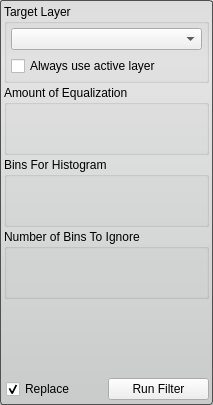
First picture: the form in src/Interface/ToolInterface/HistogramEqualizationFilterInterface.ui, repository SCIInstitute/Seg3D, before the edit.
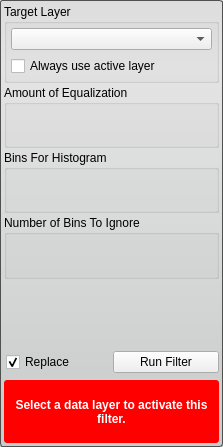
Second picture: the form after the edit. Custom widgets are drawn as their Qt base class.

Commit message: added a warning to the all the tools and filters for when the proper layer isnt selected.

Diff of the .ui file:
```diff
--- a/src/Interface/ToolInterface/HistogramEqualizationFilterInterface.ui
+++ b/src/Interface/ToolInterface/HistogramEqualizationFilterInterface.ui
@@ -6,8 +6,8 @@
    <rect>
     <x>0</x>
     <y>0</y>
-    <width>213</width>
-    <height>405</height>
+    <width>223</width>
+    <height>447</height>
    </rect>
   </property>
   <property name="windowTitle">
@@ -25,18 +25,9 @@
    <property name="spacing">
     <number>2</number>
    </property>
-   <property name="leftMargin">
+   <property name="margin">
     <number>4</number>
    </property>
-   <property name="topMargin">
-    <number>4</number>
-   </property>
-   <property name="rightMargin">
-    <number>4</number>
-   </property>
-   <property name="bottomMargin">
-    <number>0</number>
-   </property>
    <item>
     <widget class="QGroupBox" name="target_groupbox_">
      <property name="title">
@@ -209,21 +200,51 @@
      </layout>
     </widget>
    </item>
+   <item>
+    <widget class="QWidget" name="message_alert_" native="true">
+     <property name="minimumSize">
+      <size>
+       <width>0</width>
+       <height>32</height>
+      </size>
+     </property>
+     <property name="styleSheet">
+      <string notr="true">QLabel#message_{
+  color: white;
+  font: bold;
+}
+
+QWidget#message_alert_{
+  border-radius: 3px;
+  background-color: red;
+}</string>
+     </property>
+     <layout class="QHBoxLayout" name="horizontalLayout_6">
+      <property name="spacing">
+       <number>0</number>
+      </property>
+      <property name="margin">
+       <number>4</number>
+      </property>
+      <item>
+       <widget class="QLabel" name="message_">
+        <property name="text">
+         <string>Select a data layer to activate this filter.</string>
+        </property>
+        <property name="alignment">
+         <set>Qt::AlignCenter</set>
+        </property>
+        <property name="wordWrap">
+         <bool>true</bool>
+        </property>
+       </widget>
+      </item>
+     </layout>
+    </widget>
+   </item>
   </layout>
  </widget>
  <customwidgets>
-  <customwidget>
-   <class>QtUtils::QtSliderDoubleCombo</class>
-   <extends>QWidget</extends>
-   <header location="global">QtUtils/Widgets/QtSliderDoubleCombo.h</header>
-   <container>1</container>
-  </customwidget>
-  <customwidget>
-   <class>QtUtils::QtHistogramWidget</class>
-   <extends>QWidget</extends>
-   <header location="global">QtUtils/Widgets/QtHistogramWidget.h</header>
-   <container>1</container>
-  </customwidget>
   <customwidget>
    <class>QtUtils::QtDropableComboBox</class>
    <extends>QComboBox</extends>
@@ -235,12 +256,24 @@
    <header location="global">QtUtils/Widgets/QtSliderIntCombo.h</header>
    <container>1</container>
   </customwidget>
+  <customwidget>
+   <class>QtUtils::QtSliderDoubleCombo</class>
+   <extends>QWidget</extends>
+   <header location="global">QtUtils/Widgets/QtSliderDoubleCombo.h</header>
+   <container>1</container>
+  </customwidget>
   <customwidget>
    <class>QtUtils::QtLogSliderIntCombo</class>
    <extends>QWidget</extends>
    <header location="global">QtUtils/Widgets/QtLogSliderIntCombo.h</header>
    <container>1</container>
   </customwidget>
+  <customwidget>
+   <class>QtUtils::QtHistogramWidget</class>
+   <extends>QWidget</extends>
+   <header location="global">QtUtils/Widgets/QtHistogramWidget.h</header>
+   <container>1</container>
+  </customwidget>
  </customwidgets>
  <resources/>
  <connections/>
```
The commit also changes 67 other files.
